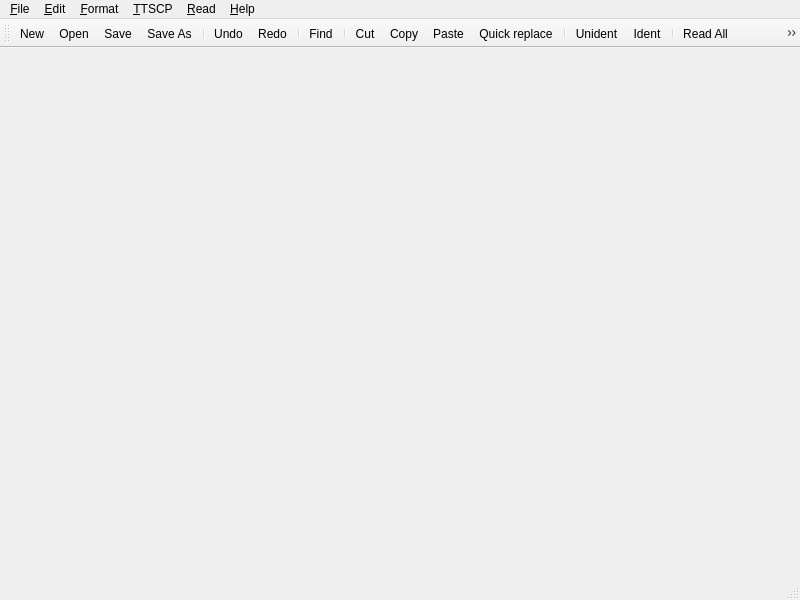
Qt form trunk/qenix/mainwindow.ui (BackupTheBerlios/qenix-svn) before a commit.
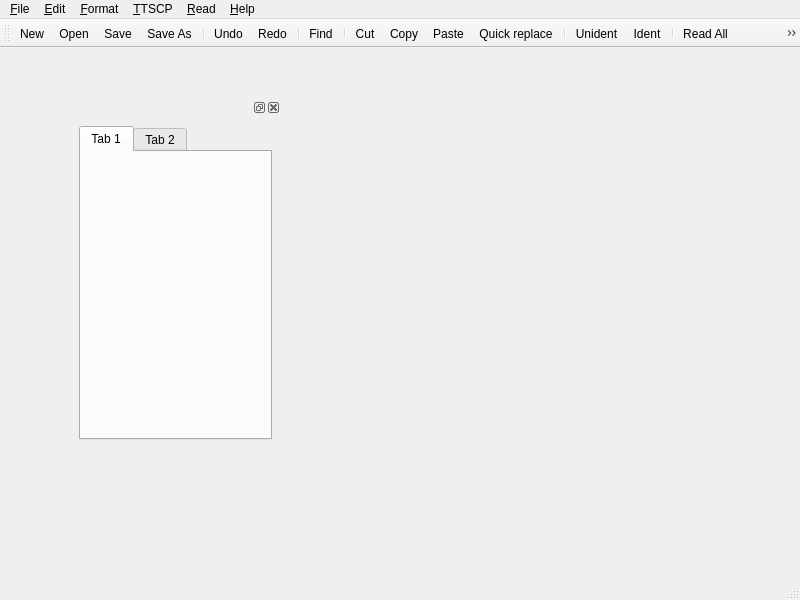
The same form after that commit. Icons and pictures are not drawn.

Patch:
```diff
--- a/trunk/qenix/mainwindow.ui
+++ b/trunk/qenix/mainwindow.ui
@@ -12,7 +12,40 @@
   <property name="windowTitle" >
    <string>QENIX</string>
   </property>
-  <widget class="QWidget" name="centralwidget" />
+  <widget class="QWidget" name="centralwidget" >
+   <widget class="QDockWidget" name="dockWidget" >
+    <property name="geometry" >
+     <rect>
+      <x>70</x>
+      <y>50</y>
+      <width>211</width>
+      <height>351</height>
+     </rect>
+    </property>
+    <widget class="QWidget" name="dockWidgetContents" >
+     <layout class="QGridLayout" >
+      <item row="0" column="0" >
+       <widget class="QTabWidget" name="tabWidget" >
+        <property name="currentIndex" >
+         <number>0</number>
+        </property>
+        <widget class="QWidget" name="tabFileExplorer" >
+         <attribute name="title" >
+          <string>Tab 1</string>
+         </attribute>
+         <layout class="QGridLayout" />
+        </widget>
+        <widget class="QWidget" name="tabProjectExplorer" >
+         <attribute name="title" >
+          <string>Tab 2</string>
+         </attribute>
+        </widget>
+       </widget>
+      </item>
+     </layout>
+    </widget>
+   </widget>
+  </widget>
   <widget class="QMenuBar" name="menubar" >
    <property name="geometry" >
     <rect>
```
Left out of the diff: 20 changed lines with no effect on the pictures.
